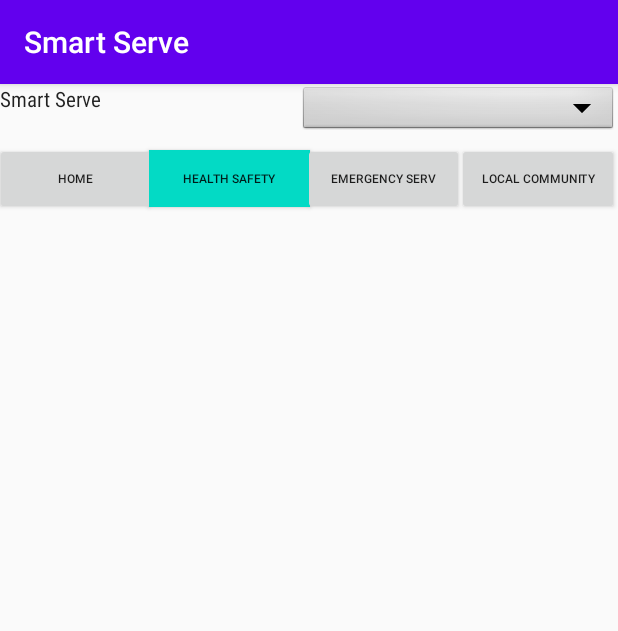
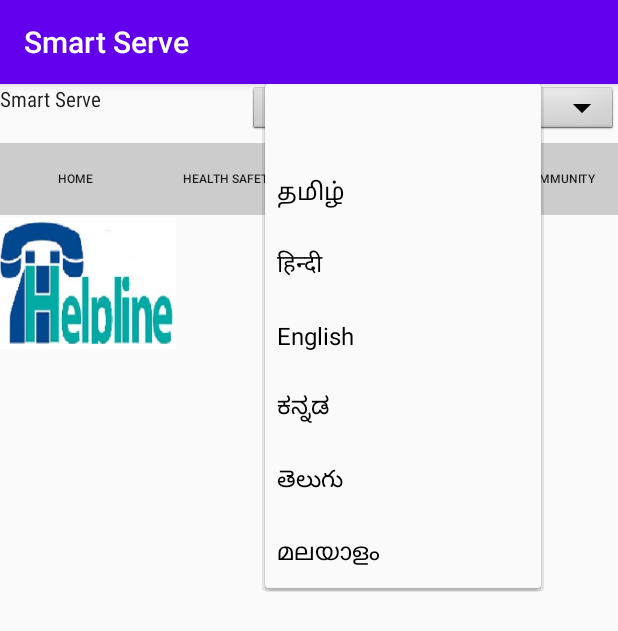
Before and after one commit to KarthikeyanMaka/AtYourServiceMobile, an Android app: the Emergency screen opened directly, with no data from a screen before it, after a tap on an icon or button, on a phone screen of 412 x 824 dp. Shown: the top 631 px of the screen. Run offline under Robolectric (Android 15) with nearby library versions, the phone set to English and light mode, and no system bars.

Commit message:
Added new pages for emergency helpline

```diff
--- a/app/src/main/AndroidManifest.xml
+++ b/app/src/main/AndroidManifest.xml
@@ -18,7 +18,8 @@
         android:supportsRtl="true"
         android:theme="@style/AppTheme"
         tools:ignore="UnusedAttribute">
-        <activity android:name=".Local"></activity>
+        <activity android:name=".HelpLine"></activity>
+        <activity android:name=".Local" />
         <activity android:name=".Emergency" />
         <activity android:name=".HomeActivity" />
         <activity android:name=".MainActivity">
--- /dev/null
+++ b/app/src/main/java/com/example/atyourservice/DropDown.java
@@ -0,0 +1,46 @@
+package com.example.atyourservice;
+
+import android.content.Context;
+import android.view.View;
+import android.widget.ArrayAdapter;
+import android.widget.Spinner;
+import android.widget.AdapterView;
+
+
+public class DropDown {
+    Spinner dropdown;
+
+    public DropDown(Spinner pdropDown, Context screen)
+    {
+            this.dropdown = pdropDown;
+            String[] items = new String[]{"", "தமிழ்", "हिन्दी", "English", "ಕನ್ನಡ", "తెలుగు", "മലയാളം"};
+            ArrayAdapter<String> adapter = new ArrayAdapter<>(screen, android.R.layout.simple_spinner_dropdown_item, items);
+            dropdown.setAdapter(adapter);
+    }
+    public String ReturnSelectedLocale(String langString){
+        String localeName = "en";
+
+        switch (langString.toString()) {
+            case "தமிழ்":
+                localeName = "ta";
+                break;
+            case "English":
+                localeName = "en";
+                break;
+            case "తెలుగు":
+                localeName = "tel";
+                break;
+            case "ಕನ್ನಡ":
+                localeName = "kan";
+                break;
+            case "മലയാളം":
+                localeName = "mal";
+                break;
+            case "हिन्दी":
+                localeName = "hi";
+                break;
+
+            }
+        return localeName;
+    }
+}
--- a/app/src/main/java/com/example/atyourservice/Emergency.java
+++ b/app/src/main/java/com/example/atyourservice/Emergency.java
@@ -2,16 +2,85 @@
 
 import androidx.appcompat.app.AppCompatActivity;
 
+import android.content.Context;
 import android.content.Intent;
+import android.content.res.Configuration;
+import android.graphics.Color;
 import android.os.Bundle;
 import android.view.View;
+import android.widget.AdapterView;
+import android.widget.ArrayAdapter;
+import android.widget.Button;
+import android.widget.ScrollView;
+import android.widget.Spinner;
+
+import java.util.Locale;
 
 public class Emergency extends AppCompatActivity {
 
+    private boolean userInteract;
+    String CurrentLanguage= "en", currentLang;
+    Spinner dropdown;
+    final Context objContext = this;
     @Override
     protected void onCreate(Bundle savedInstanceState) {
         super.onCreate(savedInstanceState);
         setContentView(R.layout.activity_emergency);
+        try{
+
+            //Language dropdown configuration
+            dropdown = findViewById(R.id.spinner1);
+            final DropDown langDropDown = new DropDown(dropdown, this);
+
+
+            //Adding scroll bars
+            final ScrollView scrollView=(ScrollView) findViewById(R.id.Scroll1);
+            scrollView.setVerticalScrollbarPosition(ScrollView.SCROLLBAR_POSITION_RIGHT);
+            scrollView.setVerticalScrollBarEnabled(true);
+
+
+
+            dropdown.setOnItemSelectedListener(new AdapterView.OnItemSelectedListener() {
+                @Override
+                public void onItemSelected(AdapterView<?> parentView, View selectedItemView, int position, long id) {
+                    if (parentView.getItemAtPosition(position).toString() != "") {
+                        Setlocale(langDropDown.ReturnSelectedLocale(parentView.getItemAtPosition(position).toString()));
+                    }
+                }
+
+                @Override
+                public void onNothingSelected(AdapterView<?> adapterView) {
+
+                }
+            });
+
+        }
+        catch (Exception ex)
+        {
+            ErrorHandling.ErrorDialog(ex.getMessage().toString(),this);
+        }
+
+    }
+    public void Setlocale(String localName){
+        Locale Current = getResources().getConfiguration().locale;
+        Locale appLocale = new Locale(localName);
+
+        if(Current !=appLocale){
+
+            Configuration conf = new Configuration();
+            conf.locale=appLocale;
+
+            getBaseContext().getResources().updateConfiguration(conf,getBaseContext().getResources().getDisplayMetrics());
+
+            Intent refresh = new Intent(this , Emergency.class);
+            finish();
+            startActivity(refresh);
+        }
+    }
+    public void ShowHelplinenumbers(View v)
+    {
+        Intent intent = new Intent(this, HelpLine.class);
+        startActivity(intent);
     }
     public void GotoHome(View v)
     {
--- a/app/src/main/java/com/example/atyourservice/HomeActivity.java
+++ b/app/src/main/java/com/example/atyourservice/HomeActivity.java
@@ -3,8 +3,10 @@
 import androidx.appcompat.app.AppCompatActivity;
 
 import android.content.Intent;
+import android.graphics.Color;
 import android.os.Bundle;
 import android.view.View;
+import android.widget.Button;
 
 public class HomeActivity extends AppCompatActivity {
 
@@ -12,6 +14,9 @@
     protected void onCreate(Bundle savedInstanceState) {
         super.onCreate(savedInstanceState);
         setContentView(R.layout.activity_home);
+
+//        Button home = (Button) findViewById(R.id.btn_home);
+//        home.setBackgroundColor(Color.GREEN);
     }
     public void GotoHome(View v)
     {
--- a/app/src/main/java/com/example/atyourservice/Local.java
+++ b/app/src/main/java/com/example/atyourservice/Local.java
@@ -3,8 +3,10 @@
 import androidx.appcompat.app.AppCompatActivity;
 
 import android.content.Intent;
+import android.graphics.Color;
 import android.os.Bundle;
 import android.view.View;
+import android.widget.Button;
 
 public class Local extends AppCompatActivity {
 
@@ -12,6 +14,10 @@
     protected void onCreate(Bundle savedInstanceState) {
         super.onCreate(savedInstanceState);
         setContentView(R.layout.activity_local);
+
+//
+//        Button home = (Button) findViewById(R.id.btn_local);
+//        home.setBackgroundColor(Color.GREEN);
     }
     public void GotoHome(View v)
     {
--- /dev/null
+++ b/app/src/main/res/drawable-v24/mybutton.xml
@@ -0,0 +1,6 @@
+<?xml version="1.0" encoding="utf-8"?>
+<selector xmlns:android="http://schemas.android.com/apk/res/android">
+    <item android:state_pressed="true" android:drawable="@color/blue" />
+    <item android:state_focused="true" android:drawable="@color/gold" />
+    <item android:drawable="@color/grey" />
+</selector>
--- /dev/null
+++ b/app/src/main/res/drawable/mybutton.xml
@@ -0,0 +1,6 @@
+<?xml version="1.0" encoding="utf-8"?>
+<selector xmlns:android="http://schemas.android.com/apk/res/android">
+    <item android:state_pressed="true" android:drawable="@color/blue" />
+    <item android:state_focused="true" android:drawable="@color/gold" />
+    <item android:drawable="@color/grey" />
+</selector>
--- a/app/src/main/res/layout/activity_emergency.xml
+++ b/app/src/main/res/layout/activity_emergency.xml
@@ -37,6 +37,22 @@
 
         <include layout="@layout/top_menu" />
 
+        <TableRow
+            android:id="@+id/tblimages"
+            android:layout_width="match_parent"
+            android:layout_height="112dp"
+            android:paddingTop="-5dp">
+
+            <ImageView
+                android:id="@+id/imghelpline"
+                android:layout_width="117dp"
+                android:layout_height="91dp"
+                android:contentDescription="@string/app_heplline"
+                android:src="@drawable/helpline"
+                android:onClick="ShowHelplinenumbers"/>
+        </TableRow>
+
+
     </LinearLayout>
 
 </ScrollView>
--- a/app/src/main/res/layout/top_menu.xml
+++ b/app/src/main/res/layout/top_menu.xml
@@ -10,7 +10,7 @@
         android:layout_height="wrap_content">
 
         <Button
-            android:id="@+id/btn_routes"
+            android:id="@+id/btn_home"
             android:layout_width="1dp"
             android:layout_height="wrap_content"
             android:layout_marginLeft="-3dp"
@@ -18,22 +18,23 @@
             android:layout_weight="0.1"
             android:text="@string/app_Home"
             android:textSize="8sp"
+            android:background="@drawable/mybutton"
             android:onClick="GotoHome"/>
 
         <Button
-            android:id="@+id/btn_places"
+            android:id="@+id/btn_Health"
             android:layout_width="1dp"
-            android:layout_height="38dp"
+            android:layout_height="wrap_content"
             android:layout_marginLeft="-3dp"
             android:layout_marginRight="-1dp"
             android:layout_weight="0.1"
-            android:background="@color/colorAccent"
+            android:background="@drawable/mybutton"
+            android:onClick="GotoHealth"
             android:text="@string/app_Health"
-            android:textSize="8sp"
-            android:onClick="GotoHealth"/>
+            android:textSize="8sp" />
 
         <Button
-            android:id="@+id/btn_events"
+            android:id="@+id/btn_Emer"
             android:layout_width="1dp"
             android:layout_height="wrap_content"
             android:layout_marginLeft="-3dp"
@@ -41,10 +42,12 @@
             android:layout_weight="0.1"
             android:text="@string/app_Emer"
             android:textSize="8sp"
-            android:onClick="GotoEmer"/>/>
+            android:onClick="GotoEmer"
+            android:background="@drawable/mybutton"
+            />
 
         <Button
-            android:id="@+id/btn_about"
+            android:id="@+id/btn_local"
             android:layout_width="1dp"
             android:layout_height="wrap_content"
             android:layout_marginLeft="-3dp"
@@ -53,7 +56,8 @@
             android:clickable="true"
             android:text="@string/app_Local"
             android:textSize="8sp"
-            android:onClick="GotoLocal"/>/>
+            android:background="@drawable/mybutton"
+            android:onClick="GotoLocal"/>
     </TableRow>
 
 </FrameLayout>
--- a/app/src/main/res/values/colors.xml
+++ b/app/src/main/res/values/colors.xml
@@ -3,4 +3,7 @@
     <color name="colorPrimary">#6200EE</color>
     <color name="colorPrimaryDark">#3700B3</color>
     <color name="colorAccent">#03DAC5</color>
+    <color name="blue">#0066cc</color>
+    <color name="gold">#e6b121</color>
+    <color name="grey">#cccccc</color>
 </resources>
```
Also changed, not shown: app/src/main/java/com/example/atyourservice/ErrorHandling.java (added, +49 -0 lines), app/src/main/java/com/example/atyourservice/HelpLine.java (added, +14 -0 lines), app/src/main/java/com/example/atyourservice/MainActivity.java (+12 -15 lines), app/src/main/res/layout/activity_help_line.xml (added, +9 -0 lines), app/src/main/res/values/strings.xml (+1 -7 lines), app/src/main/res/drawable-v24/helpline.png (added), app/src/main/res/drawable/helpline.png (added), 8 other files.
